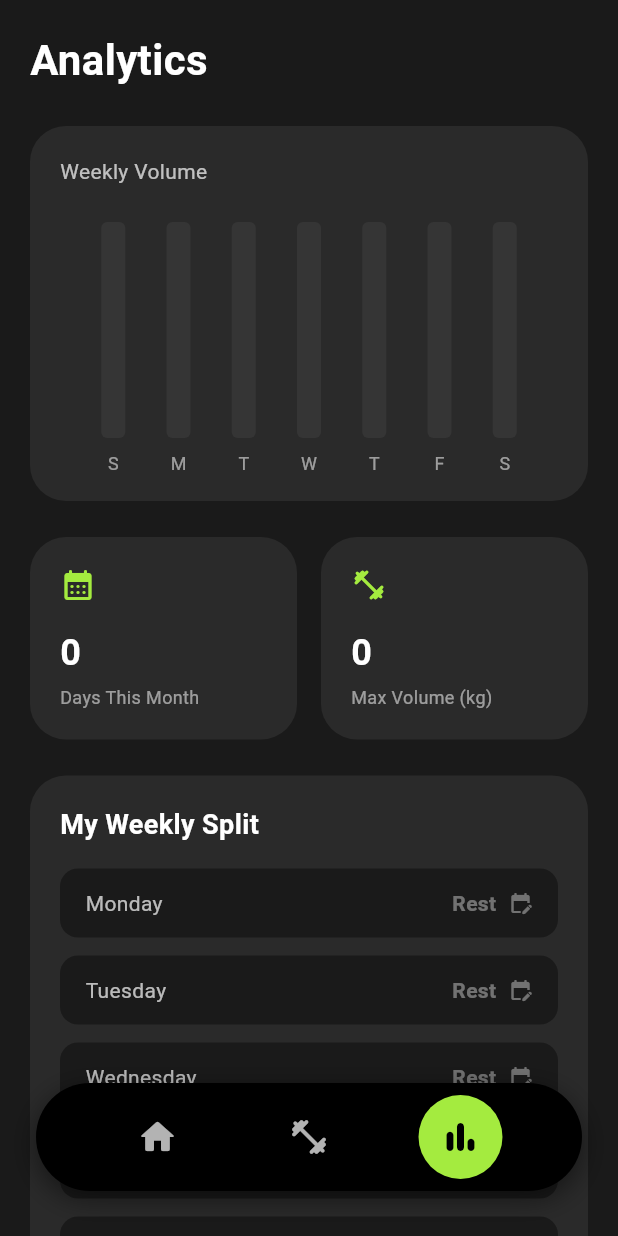
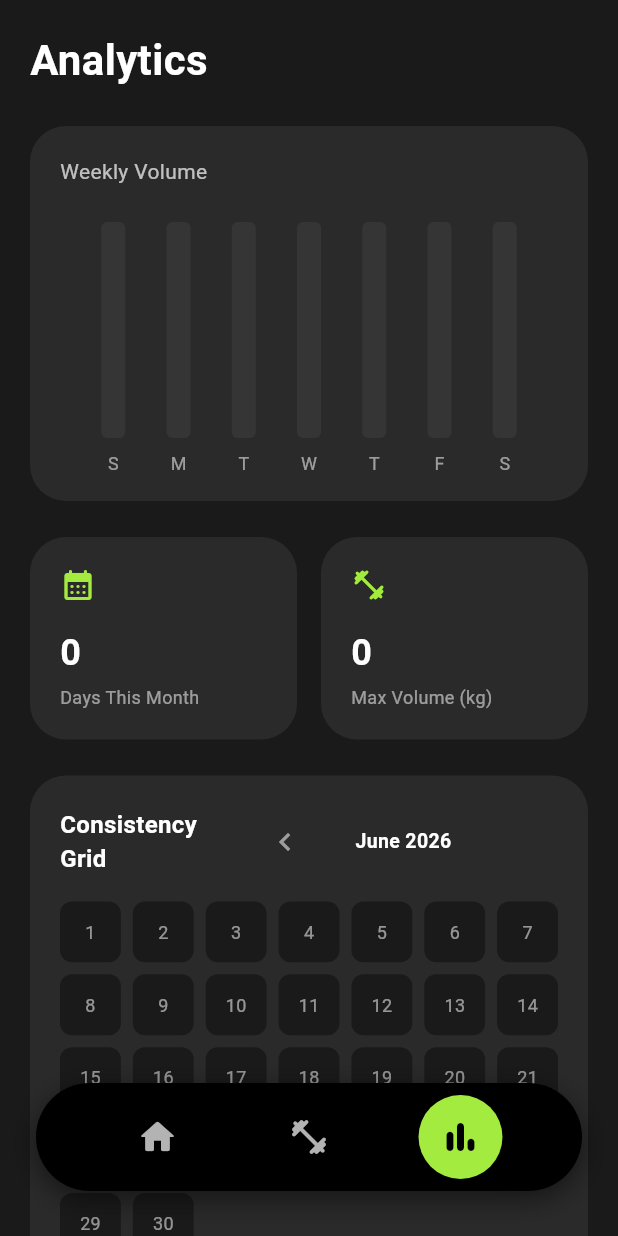
Before and after one commit to Ajallen14/Radix, a Flutter app: the screen it shows after launch, item 3 of the bottom bar chosen, on a phone screen of 412 x 824 dp. Run offline on Flutter 3.47's test engine with Material 3 defaults, Android fonts, the phone set to English and light mode, and no system bars; drawn by our look-alikes of fl_chart; our stand-ins replace equatable, flutter_riverpod, sqflite, vibration; accounts and stored records are empty.

Commit message:
Add a consistancy traker

```diff
--- a/lib/presentation/providers/core_providers.dart
+++ b/lib/presentation/providers/core_providers.dart
@@ -128,17 +128,15 @@ final recentWorkoutsProvider = FutureProvider<List<Map<String, dynamic>>>((
 });
 
 // Processes the data into specific metrics
-final analyticsStatsProvider = FutureProvider<Map<String, dynamic>>((
-  ref,
-) async {
+final analyticsStatsProvider = FutureProvider<Map<String, dynamic>>((ref) async {
   final repository = ref.watch(workoutRepositoryProvider);
   final workouts = await ref.watch(recentWorkoutsProvider.future);
 
+  Set<String> allActiveDates = {};
   int daysWorkedOutThisMonth = 0;
   double maxVolume = 0.0;
   final now = DateTime.now();
 
-  // Create a map
   Map<int, double> weeklyVolume = {
     for (var i = 6; i >= 0; i--) now.subtract(Duration(days: i)).weekday: 0.0,
   };
@@ -147,7 +145,8 @@ final analyticsStatsProvider = FutureProvider<Map<String, dynamic>>((
     final date = DateTime.parse(workout['date']);
     final workoutId = workout['id'] as int;
 
-    // Calculate Monthly Days
+    allActiveDates.add('${date.year}-${date.month}-${date.day}');
+
     if (date.month == now.month && date.year == now.year) {
       daysWorkedOutThisMonth++;
     }
@@ -156,8 +155,9 @@ final analyticsStatsProvider = FutureProvider<Map<String, dynamic>>((
     final volume = await repository.calculateTotalVolumeForSession(workoutId);
     if (volume > maxVolume) maxVolume = volume;
 
+    // Add to Weekly Chart
     final difference = now.difference(date).inDays;
-    if (difference < 7) {
+    if (difference < 7 && difference >= 0) {
       weeklyVolume[date.weekday] = (weeklyVolume[date.weekday] ?? 0) + volume;
     }
   }
@@ -166,6 +166,7 @@ final analyticsStatsProvider = FutureProvider<Map<String, dynamic>>((
     'monthlyDays': daysWorkedOutThisMonth,
     'maxVolume': maxVolume,
     'weeklyVolume': weeklyVolume,
+    'allActiveDates': allActiveDates,
   };
 });
 
--- a/lib/presentation/screens/analytics_screen.dart
+++ b/lib/presentation/screens/analytics_screen.dart
@@ -1,8 +1,14 @@
 import 'package:flutter/material.dart';
 import 'package:flutter_riverpod/flutter_riverpod.dart';
 import 'package:fl_chart/fl_chart.dart';
+import 'package:flutter_riverpod/legacy.dart';
 import 'package:intl/intl.dart';
 import '../providers/core_providers.dart';
+
+final viewedMonthProvider = StateProvider<DateTime>((ref) {
+  final now = DateTime.now();
+  return DateTime(now.year, now.month);
+});
 
 class AnalyticsScreen extends ConsumerWidget {
   const AnalyticsScreen({super.key});
@@ -52,6 +58,11 @@ class AnalyticsScreen extends ConsumerWidget {
                     _buildMetricCards(
                       stats['monthlyDays'] as int,
                       stats['maxVolume'] as double,
+                    ),
+                    const SizedBox(height: 24),
+                    _buildMonthlyCalendar(
+                      stats['allActiveDates'] as Set<String>,
+                      ref,
                     ),
                     const SizedBox(height: 24),
                     _buildWeeklySplitPlanner(context, ref),
@@ -230,62 +241,138 @@ class AnalyticsScreen extends ConsumerWidget {
     );
   }
 
-  // RECENT WORKOUTS LIST
-  Widget _buildRecentWorkoutsList(List<Map<String, dynamic>> workouts) {
-    if (workouts.isEmpty) {
-      return const Center(
-        child: Padding(
-          padding: EdgeInsets.only(top: 20),
-          child: Text(
-            'No sessions recorded yet.',
-            style: TextStyle(color: Colors.white54),
-          ),
-        ),
-      );
-    }
+  // MONTHLY CONSISTENCY GRID
+  Widget _buildMonthlyCalendar(Set<String> allActiveDates, WidgetRef ref) {
+    final viewedMonth = ref.watch(viewedMonthProvider);
+    final now = DateTime.now();
 
-    return ListView.separated(
-      shrinkWrap: true,
-      physics: const NeverScrollableScrollPhysics(),
-      itemCount: workouts.length,
-      separatorBuilder: (context, index) => const SizedBox(height: 12),
-      itemBuilder: (context, index) {
-        final workout = workouts[index];
-        final date = DateTime.parse(workout['date']);
-        final formattedDate = DateFormat('MMM d, yyyy • h:mm a').format(date);
+    final daysInMonth = DateTime(
+      viewedMonth.year,
+      viewedMonth.month + 1,
+      0,
+    ).day;
+    final currentMonthName = DateFormat('MMMM yyyy').format(viewedMonth);
+    final isCurrentMonth =
+        viewedMonth.year == now.year && viewedMonth.month == now.month;
 
     return Container(
-          padding: const EdgeInsets.all(16),
+      padding: const EdgeInsets.all(20),
       decoration: BoxDecoration(
         color: const Color(0xFF2A2A2A),
-            borderRadius: BorderRadius.circular(16),
+        borderRadius: BorderRadius.circular(24),
       ),
-          child: Row(
-            mainAxisAlignment: MainAxisAlignment.spaceBetween,
-            children: [
-              Column(
+      child: Column(
         crossAxisAlignment: CrossAxisAlignment.start,
         children: [
-                  Text(
-                    workout['routine_name'],
-                    style: const TextStyle(
+          Row(
+            children: [
+              const Expanded(
+                child: Text(
+                  'Consistency Grid',
+                  style: TextStyle(
                     color: Colors.white,
                     fontSize: 16,
                     fontWeight: FontWeight.bold,
                   ),
                 ),
-                  const SizedBox(height: 4),
-                  Text(
-                    formattedDate,
-                    style: const TextStyle(color: Colors.white54, fontSize: 12),
+              ),
+              Row(
+                children: [
+                  IconButton(
+                    constraints: const BoxConstraints(),
+                    padding: EdgeInsets.zero,
+                    icon: const Icon(Icons.chevron_left, color: Colors.white54),
+                    onPressed: () {
+                      ref
+                          .read(viewedMonthProvider.notifier)
+                          .update(
+                            (state) => DateTime(state.year, state.month - 1),
+                          );
+                    },
+                  ),
+                  SizedBox(
+                    width: 110,
+                    child: Text(
+                      currentMonthName,
+                      textAlign: TextAlign.center,
+                      style: const TextStyle(
+                        color: Colors.white,
+                        fontSize: 13,
+                        fontWeight: FontWeight.bold,
+                      ),
+                    ),
+                  ),
+                  IconButton(
+                    constraints: const BoxConstraints(),
+                    padding: EdgeInsets.zero,
+                    icon: Icon(
+                      Icons.chevron_right,
+                      color: isCurrentMonth
+                          ? Colors.transparent
+                          : Colors.white54,
+                    ),
+                    onPressed: isCurrentMonth
+                        ? null
+                        : () {
+                            ref
+                                .read(viewedMonthProvider.notifier)
+                                .update(
+                                  (state) =>
+                                      DateTime(state.year, state.month + 1),
+                                );
+                          },
                   ),
                 ],
               ),
-              const Icon(Icons.chevron_right_rounded, color: Colors.white38),
             ],
+          ),
+          const SizedBox(height: 16),
+          GridView.builder(
+            shrinkWrap: true,
+            physics: const NeverScrollableScrollPhysics(),
+            gridDelegate: const SliverGridDelegateWithFixedCrossAxisCount(
+              crossAxisCount: 7,
+              crossAxisSpacing: 8,
+              mainAxisSpacing: 8,
+            ),
+            itemCount: daysInMonth,
+            itemBuilder: (context, index) {
+              final dayNumber = index + 1;
+              final dateString =
+                  '${viewedMonth.year}-${viewedMonth.month}-$dayNumber';
+              final isActive = allActiveDates.contains(dateString);
+              final isToday =
+                  dayNumber == now.day &&
+                  viewedMonth.month == now.month &&
+                  viewedMonth.year == now.year;
+
+              return Container(
+                decoration: BoxDecoration(
+                  color: isActive
+                      ? const Color(0xFFA4EB3F)
+                      : const Color(0xFF1A1A1A),
+                  borderRadius: BorderRadius.circular(8),
+                  border: isToday
+                      ? Border.all(color: Colors.white, width: 1.5)
+                      : null,
+                ),
+                child: Center(
+                  child: Text(
+                    dayNumber.toString(),
+                    style: TextStyle(
+                      color: isActive ? Colors.black : Colors.white54,
+                      fontWeight: isActive || isToday
+                          ? FontWeight.bold
+                          : FontWeight.normal,
+                      fontSize: 12,
+                    ),
+                  ),
                 ),
               );
             },
+          ),
+        ],
+      ),
     );
   }
 
@@ -362,8 +449,7 @@ class AnalyticsScreen extends ConsumerWidget {
                             child: Text(
                               currentFocus,
                               textAlign: TextAlign.right,
-                              overflow: TextOverflow
-                                  .ellipsis, // Protects against super long combinations
+                              overflow: TextOverflow.ellipsis,
                               style: TextStyle(
                                 color: isRestDay
                                     ? Colors.white38
@@ -474,7 +560,6 @@ class AnalyticsScreen extends ConsumerWidget {
                       );
                     }),
 
-                    // Explicit Rest Chip
                     FilterChip(
                       label: const Text('Rest'),
                       selected: selectedOptions.isEmpty,
@@ -499,7 +584,6 @@ class AnalyticsScreen extends ConsumerWidget {
                 ),
                 const SizedBox(height: 32),
 
-                // Save Button
                 SizedBox(
                   width: double.infinity,
                   height: 56,
@@ -515,7 +599,6 @@ class AnalyticsScreen extends ConsumerWidget {
                       final newFocus = selectedOptions.isEmpty
                           ? 'Rest'
                           : selectedOptions.join(' & ');
-
                       ref
                           .read(weeklyScheduleProvider.notifier)
                           .updateFocus(dayNumber, newFocus);
@@ -538,4 +621,63 @@ class AnalyticsScreen extends ConsumerWidget {
       ),
     );
   }
+
+  // RECENT WORKOUTS LIST
+  Widget _buildRecentWorkoutsList(List<Map<String, dynamic>> workouts) {
+    if (workouts.isEmpty) {
+      return const Center(
+        child: Padding(
+          padding: EdgeInsets.only(top: 20),
+          child: Text(
+            'No sessions recorded yet.',
+            style: TextStyle(color: Colors.white54),
+          ),
+        ),
+      );
     }
+
+    return ListView.separated(
+      shrinkWrap: true,
+      physics: const NeverScrollableScrollPhysics(),
+      itemCount: workouts.length,
+      separatorBuilder: (context, index) => const SizedBox(height: 12),
+      itemBuilder: (context, index) {
+        final workout = workouts[index];
+        final date = DateTime.parse(workout['date']);
+        final formattedDate = DateFormat('MMM d, yyyy • h:mm a').format(date);
+
+        return Container(
+          padding: const EdgeInsets.all(16),
+          decoration: BoxDecoration(
+            color: const Color(0xFF2A2A2A),
+            borderRadius: BorderRadius.circular(16),
+          ),
+          child: Row(
+            mainAxisAlignment: MainAxisAlignment.spaceBetween,
+            children: [
+              Column(
+                crossAxisAlignment: CrossAxisAlignment.start,
+                children: [
+                  Text(
+                    workout['routine_name'],
+                    style: const TextStyle(
+                      color: Colors.white,
+                      fontSize: 16,
+                      fontWeight: FontWeight.bold,
+                    ),
+                  ),
+                  const SizedBox(height: 4),
+                  Text(
+                    formattedDate,
+                    style: const TextStyle(color: Colors.white54, fontSize: 12),
+                  ),
+                ],
+              ),
+              const Icon(Icons.chevron_right_rounded, color: Colors.white38),
+            ],
+          ),
+        );
+      },
+    );
+  }
+}
```
Lines whose indentation alone changed are shown as unchanged.
